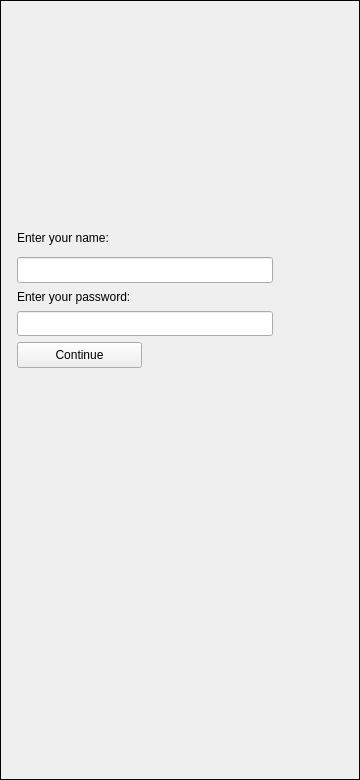
Qt form main.ui (vwong50/sleep_app) before a commit.
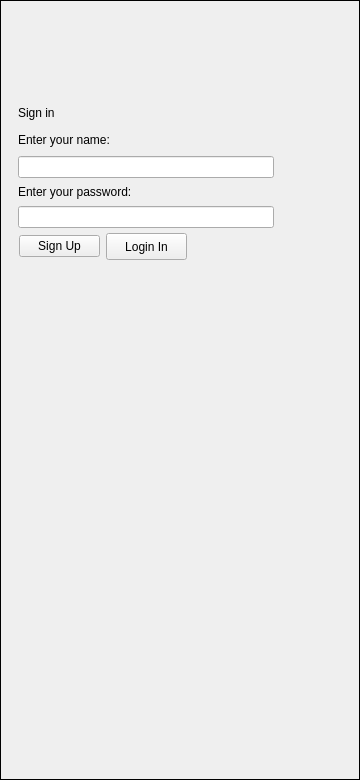
The same form after that commit. The open tabs and pages were chosen to show the change.

Commit message: Made the sign in page

Patch:
```diff
--- a/main.ui
+++ b/main.ui
@@ -130,14 +130,14 @@
           <height>143</height>
          </rect>
         </property>
-        <layout class="QVBoxLayout" name="verticalLayout_2">
-         <item>
-          <widget class="QLabel" name="label_3">
-           <property name="accessibleName">
-            <string>Text Label</string>
-           </property>
-           <property name="accessibleDescription">
-            <string>Enter your name</string>
+        <layout class="QGridLayout" name="gridLayout_2">
+         <item row="6" column="0">
+          <widget class="QPushButton" name="nextPageBtn1">
+           <property name="maximumSize">
+            <size>
+             <width>125</width>
+             <height>64</height>
+            </size>
            </property>
            <property name="text">
             <string>Enter your name:</string>
@@ -546,16 +546,58 @@
        <height>780</height>
       </size>
      </property>
-     <widget class="QWidget" name="">
+     <widget class="QWidget" name="layoutWidget">
       <property name="geometry">
        <rect>
-        <x>16</x>
-        <y>224</y>
-        <width>305</width>
-        <height>143</height>
+        <x>18</x>
+        <y>232</y>
+        <width>168</width>
+        <height>27</height>
        </rect>
       </property>
-      <layout class="QVBoxLayout" name="verticalLayout_3">
+      <layout class="QHBoxLayout" name="horizontalLayout">
+       <item>
+        <widget class="QPushButton" name="signUpBtn">
+         <property name="text">
+          <string>Sign Up</string>
+         </property>
+        </widget>
+       </item>
+       <item>
+        <widget class="QPushButton" name="signInBtn">
+         <property name="maximumSize">
+          <size>
+           <width>125</width>
+           <height>64</height>
+          </size>
+         </property>
+         <property name="cursor">
+          <cursorShape>PointingHandCursor</cursorShape>
+         </property>
+         <property name="text">
+          <string>Login In</string>
+         </property>
+        </widget>
+       </item>
+      </layout>
+     </widget>
+     <widget class="QWidget" name="layoutWidget">
+      <property name="geometry">
+       <rect>
+        <x>17</x>
+        <y>101</y>
+        <width>362</width>
+        <height>126</height>
+       </rect>
+      </property>
+      <layout class="QVBoxLayout" name="verticalLayout_2">
+       <item>
+        <widget class="QLabel" name="label_9">
+         <property name="text">
+          <string>Sign in</string>
+         </property>
+        </widget>
+       </item>
        <item>
         <widget class="QLabel" name="label_7">
          <property name="accessibleName">
@@ -643,23 +685,7 @@
           <number>20</number>
          </property>
          <property name="echoMode">
-          <enum>QLineEdit::Password</enum>
-         </property>
-        </widget>
-       </item>
-       <item>
-        <widget class="QPushButton" name="signInButton">
-         <property name="maximumSize">
-          <size>
-           <width>125</width>
-           <height>64</height>
-          </size>
-         </property>
-         <property name="cursor">
-          <cursorShape>PointingHandCursor</cursorShape>
-         </property>
-         <property name="text">
-          <string>Continue</string>
+          <enum>QLineEdit::EchoMode::Password</enum>
          </property>
         </widget>
        </item>
```
Left out of the diff: 94 changed lines with no effect on the pictures. The commit also changes 2 other files.
